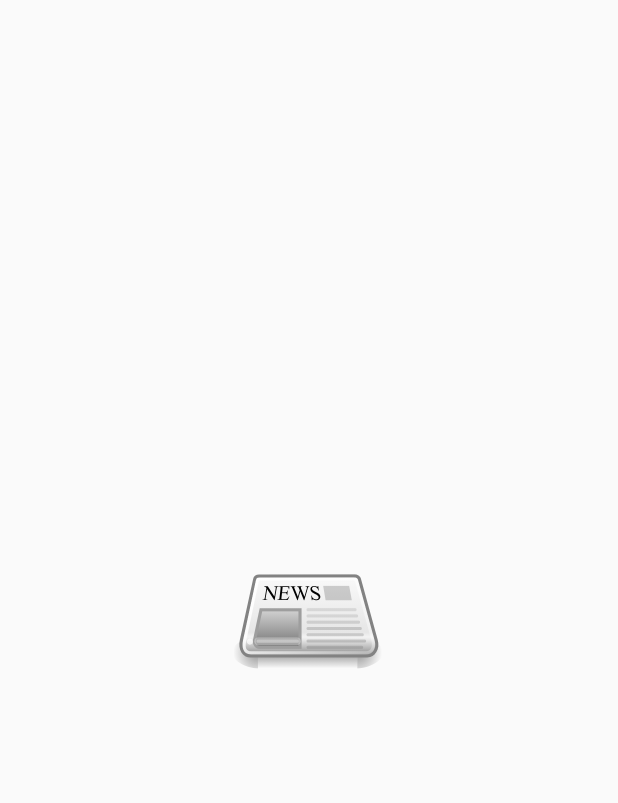
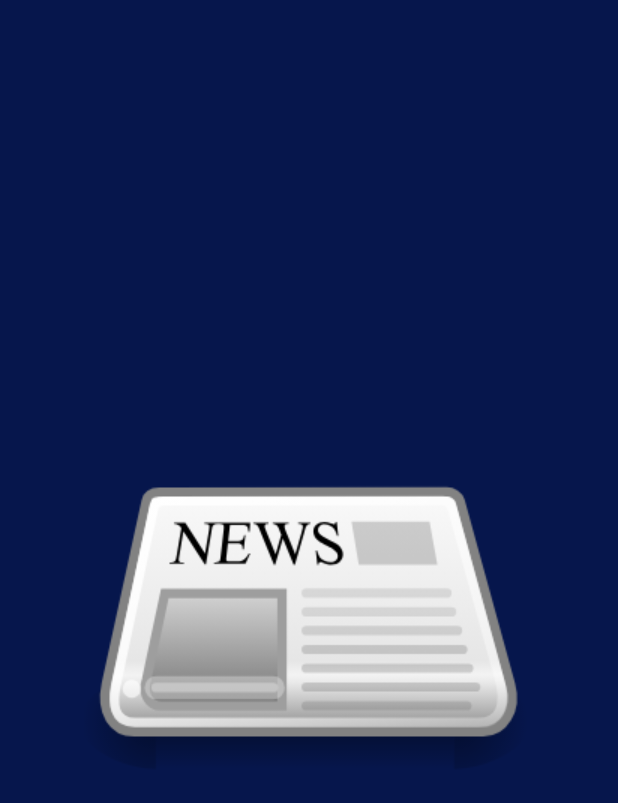
Before and after one commit to sumit-behera-in/MVVM-News-App, an Android app built with Jetpack Compose: the first screen one second after launch (MainActivity), on a phone screen of 412 x 824 dp. Shown: the top 803 px of the screen. Run offline under Robolectric (Android 15) with nearby library versions, the phone set to English and light mode, and no system bars; our stand-ins replace Dagger/Hilt's generated code.

Commit message:
. . not important . .

```diff
--- a/app/src/main/java/apps/sumit/apitest/features/presentation/splashScreen/SplashScreen.kt
+++ b/app/src/main/java/apps/sumit/apitest/features/presentation/splashScreen/SplashScreen.kt
@@ -4,6 +4,7 @@ import android.view.animation.OvershootInterpolator
 import androidx.compose.animation.core.Animatable
 import androidx.compose.animation.core.tween
 import androidx.compose.foundation.Image
+import androidx.compose.foundation.background
 import androidx.compose.foundation.layout.Box
 import androidx.compose.foundation.layout.fillMaxSize
 import androidx.compose.runtime.Composable
@@ -15,6 +16,7 @@ import androidx.compose.ui.draw.scale
 import androidx.compose.ui.res.painterResource
 import androidx.navigation.NavController
 import apps.sumit.apitest.R
+import apps.sumit.apitest.features.presentation.ui.theme.DeepBlue
 import apps.sumit.apitest.features.presentation.util.Screen
 import kotlinx.coroutines.delay
 
@@ -28,7 +30,7 @@ fun SplashScreen(
 
     LaunchedEffect(key1 = true) {
         scale.animateTo(
-            targetValue = .5f,
+            targetValue = 1.5f,
             animationSpec = tween(
                 durationMillis = 500,
                 easing = {
@@ -46,7 +48,9 @@ fun SplashScreen(
 
     Box(
         contentAlignment = Alignment.Center,
-        modifier = Modifier.fillMaxSize()
+        modifier = Modifier
+            .fillMaxSize()
+            .background(DeepBlue)
     ) {
 
 
--- a/app/src/main/java/apps/sumit/apitest/features/presentation/ui/theme/Color.kt
+++ b/app/src/main/java/apps/sumit/apitest/features/presentation/ui/theme/Color.kt
@@ -11,3 +11,4 @@ val PurpleGrey40 = Color(0xFF625b71)
 val Pink40 = Color(0xFF7D5260)
 
 val DeepBlue = Color(0xff06164c)
+val TextWhite = Color(0xFFB2B9E6)
```
Also changed, not shown: app/src/main/res/drawable/ic_search.xml (added, +10 -0 lines).
